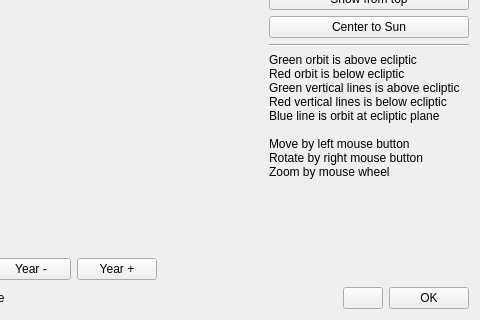
This is c3dsolar.ui in PavelMr/skytechx as Qt 5 draws it before an edit; both pictures show x 551 to 1031 and y 481 to 801 of the 1031 by 801 pixel window. The edited form follows.
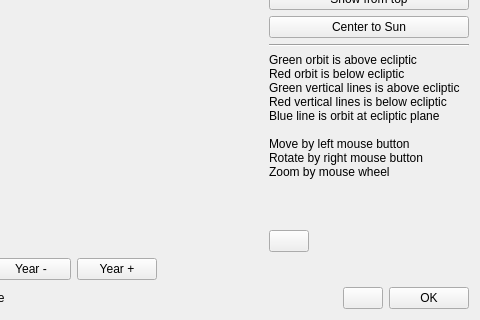
This is the edited form. Icons and pictures are not drawn. Custom widgets are drawn as their Qt base class.

Commit message: Copy 3D SolSys to clipboard

```diff
--- a/c3dsolar.ui
+++ b/c3dsolar.ui
@@ -268,6 +268,37 @@
          </property>
         </spacer>
        </item>
+       <item>
+        <layout class="QHBoxLayout" name="horizontalLayout_5">
+         <item>
+          <widget class="QPushButton" name="pb_clipboard">
+           <property name="toolTip">
+            <string>Add image to clipboard</string>
+           </property>
+           <property name="text">
+            <string/>
+           </property>
+           <property name="icon">
+            <iconset resource="resource.qrc">
+             <normaloff>:/res/ico_clipboard.png</normaloff>:/res/ico_clipboard.png</iconset>
+           </property>
+          </widget>
+         </item>
+         <item>
+          <spacer name="horizontalSpacer">
+           <property name="orientation">
+            <enum>Qt::Horizontal</enum>
+           </property>
+           <property name="sizeHint" stdset="0">
+            <size>
+             <width>40</width>
+             <height>20</height>
+            </size>
+           </property>
+          </spacer>
+         </item>
+        </layout>
+       </item>
       </layout>
      </item>
     </layout>
```
Left out of the diff: 6 changed lines with no effect on the pictures. The commit also changes 7 other files.
